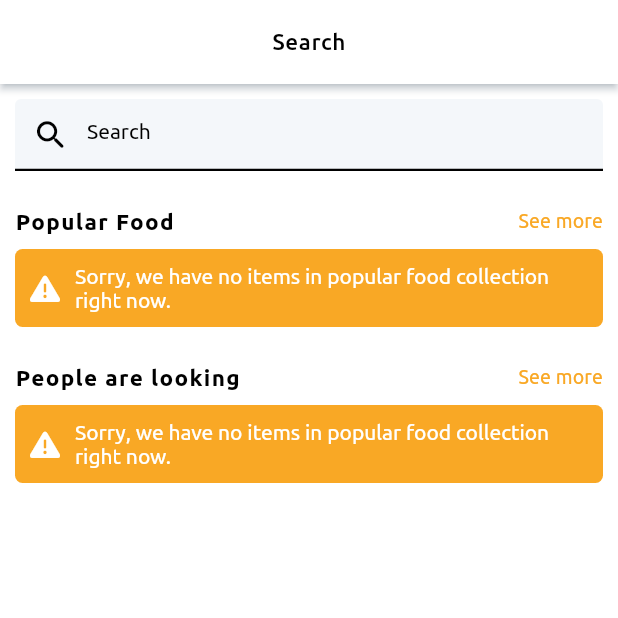
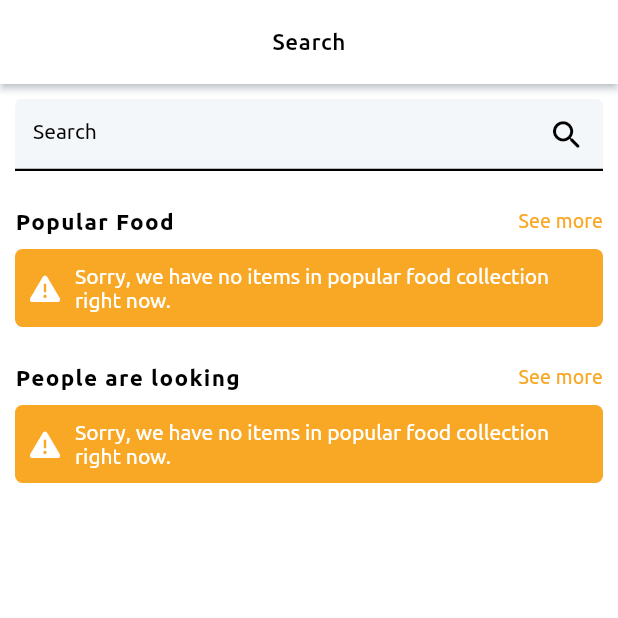
Before and after one commit to mhmoudGamea/yummy, a Flutter app: the UserSearchView screen opened directly, on a phone screen of 412 x 824 dp, the top half of it. Run offline on Flutter 3.47's test engine with Material 2 defaults, Android fonts, the phone set to English and light mode, and no system bars; our stand-ins replace cached_network_image, carousel_slider, cloud_firestore, dartz, firebase_auth, firebase_core and 15 more; accounts and stored records are empty.

Commit message:
finish logic of search in user section

```diff
--- /dev/null
+++ b/lib/features/user/search/data/repos/search_repo.dart
@@ -0,0 +1,8 @@
+import 'package:dartz/dartz.dart';
+import 'package:yummy/core/error/failure.dart';
+
+import '../models/search_model.dart';
+
+abstract class SearchRepo {
+  Future<Either<Failure, List<SearchModel>>> searchFood(String value);
+}
--- a/lib/features/user/search/presentation/model_views/search_cubit/search_state.dart
+++ b/lib/features/user/search/presentation/model_views/search_cubit/search_state.dart
@@ -4,3 +4,15 @@ part of 'search_cubit.dart';
 abstract class SearchState {}
 
 class SearchInitial extends SearchState {}
+
+class SearchLoading extends SearchState {}
+
+class SearchSuccess extends SearchState {
+  final List<SearchModel> searchList;
+  SearchSuccess({required this.searchList});
+}
+
+class SearchFailure extends SearchState {
+  final String error;
+  SearchFailure({required this.error});
+}
--- a/lib/features/user/search/presentation/views/user_search_view.dart
+++ b/lib/features/user/search/presentation/views/user_search_view.dart
@@ -1,5 +1,7 @@
 import 'package:flutter/material.dart';
 import 'package:flutter_bloc/flutter_bloc.dart';
+import 'package:yummy/features/user/favourite/presentation/model_views/favourite/favourite_cubit.dart';
+import 'package:yummy/features/user/search/data/repos/seacrh_repo_impl.dart';
 import 'package:yummy/features/user/search/presentation/model_views/search_cubit/search_cubit.dart';
 
 import '../../../../../core/utils/helper.dart';
@@ -10,8 +12,11 @@ class UserSearchView extends StatelessWidget {
 
   @override
   Widget build(BuildContext context) {
-    return BlocProvider(
-      create: (context) => SearchCubit(),
+    return MultiBlocProvider(
+      providers: [
+        BlocProvider(create: (context) => SearchCubit(SearchRepoImpl())),
+        BlocProvider(create: (context) => FavouriteCubit()),
+      ],
       child: Scaffold(
         appBar: Helper.appBar(
           context: context,
--- a/lib/features/user/search/presentation/views/widgets/c_search_field.dart
+++ b/lib/features/user/search/presentation/views/widgets/c_search_field.dart
@@ -5,14 +5,22 @@ import 'package:yummy/core/utils/styles.dart';
 import '../../../../../../core/utils/helper.dart';
 
 class CSearchField extends StatelessWidget {
-  const CSearchField({Key? key}) : super(key: key);
+  final TextEditingController controller;
+  final VoidCallback onPress;
+  const CSearchField(
+      {Key? key, required this.controller, required this.onPress})
+      : super(key: key);
 
   @override
   Widget build(BuildContext context) {
     return TextFormField(
       cursorColor: black,
+      controller: controller,
       decoration: InputDecoration(
-        prefixIcon: const Icon(Icons.search_rounded, size: 25, color: black),
+        suffixIcon: IconButton(
+          icon: const Icon(Icons.search_rounded, size: 25, color: black),
+          onPressed: onPress,
+        ),
         hintText: 'Search',
         hintStyle: Styles.title14,
         filled: true,
--- /dev/null
+++ b/lib/features/user/search/presentation/views/widgets/search_view_body_builder.dart
@@ -0,0 +1,53 @@
+import 'package:flutter/material.dart';
+import 'package:flutter_bloc/flutter_bloc.dart';
+import 'package:font_awesome_flutter/font_awesome_flutter.dart';
+import 'package:yummy/core/constants.dart';
+import 'package:yummy/core/widgets/c_circle_loading.dart';
+import 'package:yummy/core/widgets/c_error_widget.dart';
+import 'package:yummy/features/user/search/presentation/model_views/search_cubit/search_cubit.dart';
+import 'package:yummy/features/user/search/presentation/views/widgets/c_search_list.dart';
+
+import 'c_header.dart';
+import 'c_people_are_looking_stream.dart';
+import 'c_popular_food_stream.dart';
+
+class SearchViewBodyBuilder extends StatelessWidget {
+  const SearchViewBodyBuilder({Key? key}) : super(key: key);
+
+  @override
+  Widget build(BuildContext context) {
+    return BlocBuilder<SearchCubit, SearchState>(
+      builder: (context, state) {
+        if (state is SearchInitial) {
+          return const CustomScrollView(
+            slivers: [
+              SliverToBoxAdapter(
+                child: Column(
+                  children: [
+                    CHeader(headerName: 'Popular Food'),
+                    SizedBox(height: 10),
+                    CPopularFoodStream(),
+                    SizedBox(height: 25),
+                    CHeader(headerName: 'People are looking'),
+                    SizedBox(height: 10),
+                  ],
+                ),
+              ),
+              SliverToBoxAdapter(
+                child: CPeopleAreLookingStream(),
+              ),
+            ],
+          );
+        } else if (state is SearchFailure) {
+          return CErrorWidget(
+              icon: FontAwesomeIcons.triangleExclamation,
+              text: state.error,
+              bgColor: secondaryColor);
+        } else if (state is SearchSuccess) {
+          return CSearchList(searchList: state.searchList);
+        }
+        return const CCircleLoading();
+      },
+    );
+  }
+}
--- a/lib/features/user/search/presentation/views/widgets/user_search_view_body.dart
+++ b/lib/features/user/search/presentation/views/widgets/user_search_view_body.dart
@@ -1,8 +1,8 @@
 import 'package:flutter/material.dart';
-import 'package:yummy/features/user/search/presentation/views/widgets/c_popular_food_stream.dart';
+import 'package:flutter_bloc/flutter_bloc.dart';
+import 'package:yummy/features/user/search/presentation/views/widgets/search_view_body_builder.dart';
 
-import 'c_header.dart';
-import 'c_people_are_looking_stream.dart';
+import '../../model_views/search_cubit/search_cubit.dart';
 import 'c_search_field.dart';
 
 class UserSearchViewBody extends StatelessWidget {
@@ -10,22 +10,26 @@ class UserSearchViewBody extends StatelessWidget {
 
   @override
   Widget build(BuildContext context) {
-    return const Padding(
-      padding: EdgeInsets.symmetric(vertical: 10, horizontal: 10),
+    final search = BlocProvider.of<SearchCubit>(context);
+    return Padding(
+      padding: const EdgeInsets.symmetric(vertical: 10, horizontal: 10),
       child: Column(
         mainAxisSize: MainAxisSize.min,
         children: [
-          CSearchField(),
-          SizedBox(height: 25),
-          CHeader(headerName: 'Popular Food'),
-          SizedBox(height: 10),
-          CPopularFoodStream(),
-          SizedBox(height: 25),
-          CHeader(headerName: 'People are looking'),
-          SizedBox(height: 10),
-          CPeopleAreLookingStream()
+          CSearchField(
+              controller: search.getSearchController,
+              onPress: () {
+                search.searchItems(context);
+              }),
+          const SizedBox(height: 25),
+          const Expanded(child: SearchViewBodyBuilder()),
         ],
       ),
     );
   }
 }
+/*
+
+
+
+*/
```
Also changed, not shown: lib/features/user/search/data/repos/seacrh_repo_impl.dart (added, +76 -0 lines), lib/features/user/search/presentation/model_views/search_cubit/search_cubit.dart (+68 -22 lines), lib/features/user/search/presentation/views/widgets/c_people_are_looking_list.dart (+8 -9 lines), lib/features/user/search/presentation/views/widgets/c_search_list.dart (added, +19 -0 lines), lib/features/user/search/presentation/views/widgets/c_search_list_item.dart (added, +54 -0 lines).
